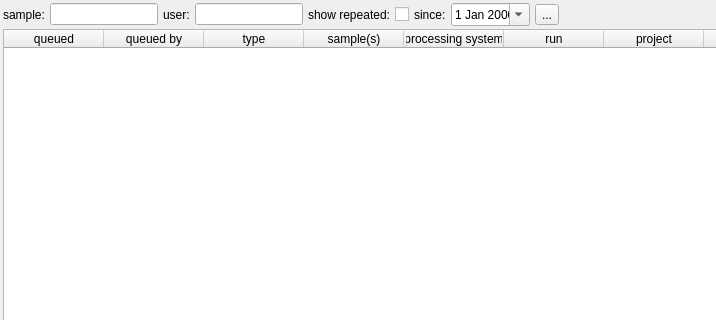
This is src/GSvar/AnalysisStatusDialog.ui in imgag/ngs-bits as Qt 5 draws it before an edit; both pictures show x 0 to 716 and y 0 to 320 of the 950 by 600 pixel window. The edited form follows.
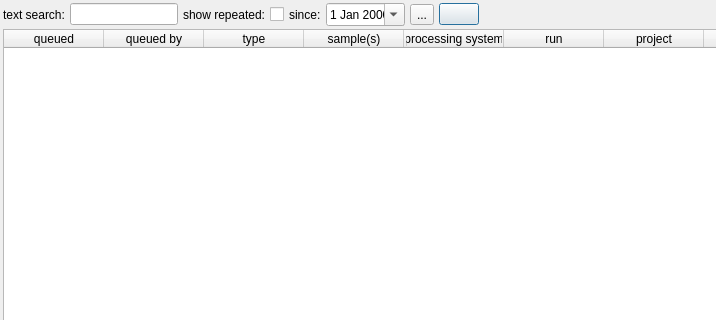
This is the edited form. Icons and pictures are not drawn.

Commit message: GSvar: made analysis status widget non-modal and improved search.

Patch:
```diff
--- a/src/GSvar/AnalysisStatusDialog.ui
+++ b/src/GSvar/AnalysisStatusDialog.ui
@@ -42,28 +42,11 @@
      </property>
      <item>
       <widget class="QLabel" name="label_2">
-       <property name="text">
-        <string>sample:</string>
+       <property name="toolTip">
+        <string>Text search over all columns.</string>
        </property>
-      </widget>
-     </item>
-     <item>
-      <widget class="QLineEdit" name="f_sample">
-       <property name="sizePolicy">
-        <sizepolicy hsizetype="Fixed" vsizetype="Fixed">
-         <horstretch>0</horstretch>
-         <verstretch>0</verstretch>
-        </sizepolicy>
-       </property>
-       <property name="clearButtonEnabled">
-        <bool>false</bool>
-       </property>
-      </widget>
-     </item>
-     <item>
-      <widget class="QLabel" name="label_3">
        <property name="text">
-        <string>user:</string>
+        <string>text search:</string>
        </property>
       </widget>
      </item>
@@ -152,6 +135,20 @@
        </property>
       </widget>
      </item>
+     <item>
+      <widget class="QPushButton" name="copy_btn">
+       <property name="toolTip">
+        <string>Copy analysis data to clipboard.</string>
+       </property>
+       <property name="text">
+        <string/>
+       </property>
+       <property name="icon">
+        <iconset resource="GSvar.qrc">
+         <normaloff>:/Icons/CopyClipboard.png</normaloff>:/Icons/CopyClipboard.png</iconset>
+       </property>
+      </widget>
+     </item>
      <item>
       <spacer name="horizontalSpacer">
        <property name="orientation">
```
Left out of the diff: 20 changed lines with no effect on the pictures. The commit also changes 3 other files.
